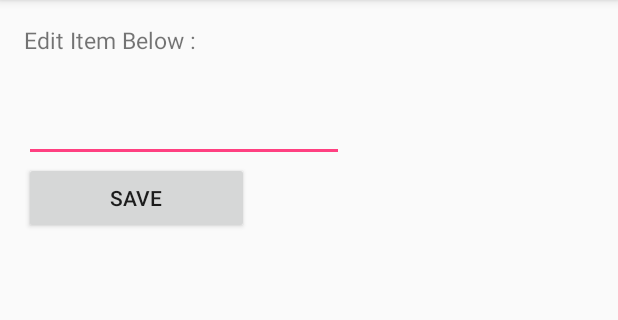
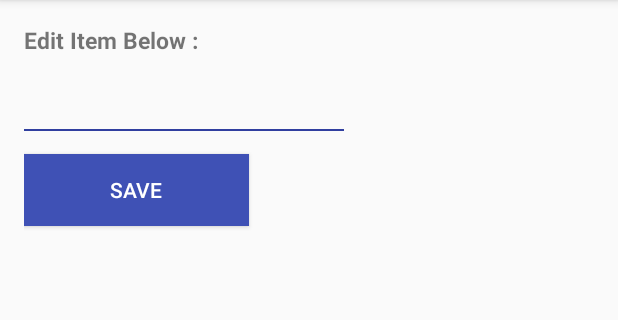
Before and after one commit to eratkarpriyanka/ListDemo, an Android app: the screen it shows after launch (EditItemActivity), after a tap on an icon or button, on a phone screen of 412 x 824 dp, the part 84-404 px from its top. Run offline under Robolectric (Android 15) with nearby library versions, the phone set to English and light mode, and no system bars; 1 other tap on this screen came first.

Commit message:
Added colors for listview items divider Changed color of bottom border of Editext Added Dialog Fragment that asks for user confirmation before deleting an item

```diff
--- a/app/src/main/java/com/codepath/listdemo/EditItemActivity.java
+++ b/app/src/main/java/com/codepath/listdemo/EditItemActivity.java
@@ -9,7 +9,9 @@ import android.view.inputmethod.InputMethodManager;
 import android.widget.Button;
 import android.widget.EditText;
 
-public class EditItemActivity extends AppCompatActivity implements View.OnClickListener {
+import com.codepath.listdemo.dialogs.DeleteItemDialog;
+
+public class EditItemActivity extends AppCompatActivity implements View.OnClickListener, DeleteItemDialog.ConfirmDeleteListener{
 
     Button btnSave;
     EditText etEditText;
@@ -52,4 +54,9 @@ public class EditItemActivity extends AppCompatActivity implements View.OnClickL
         InputMethodManager imm =(InputMethodManager)getSystemService(Context.INPUT_METHOD_SERVICE);
         imm.hideSoftInputFromWindow(view.getWindowToken(), 0);
     }
+
+    @Override
+    public void onConfirmDelete(boolean shouldDelete) {
+
+    }
 }
--- /dev/null
+++ b/app/src/main/res/drawable/edittext_border.xml
@@ -0,0 +1,17 @@
+<?xml version="1.0" encoding="utf-8"?>
+<layer-list xmlns:android="http://schemas.android.com/apk/res/android">
+
+    <item
+        android:bottom="-1dp"
+        android:left="-2dp"
+        android:right="-2dp"
+        android:top="-2dp"
+        >
+        <shape android:shape="rectangle">
+            <stroke
+                android:width="2dp"
+                android:color="@color/colorPrimaryDark" />
+        </shape>
+    </item>
+
+</layer-list>
--- a/app/src/main/res/layout/activity_edit_item.xml
+++ b/app/src/main/res/layout/activity_edit_item.xml
@@ -17,7 +17,7 @@
         android:layout_marginBottom="25dp"
         android:text="Edit Item Below : "
         android:textSize="15dp"
-        />
+        android:textStyle="bold"/>
 
     <EditText
         android:id="@+id/editText2"
@@ -26,7 +26,8 @@
         android:ems="10"
         android:imeOptions="actionDone"
         android:inputType="textMultiLine"
-        />
+        android:background="@drawable/edittext_border"
+        android:layout_marginBottom="15dp"/>
 
     <Button
         android:id="@+id/btnSave"
@@ -34,5 +35,7 @@
         android:layout_height="wrap_content"
         android:layout_marginBottom="25dp"
         android:text="Save"
+        android:textColor="@color/white"
+        android:background="@color/colorPrimary"
         />
 </LinearLayout>
--- a/app/src/main/res/values/colors.xml
+++ b/app/src/main/res/values/colors.xml
@@ -3,4 +3,6 @@
     <color name="colorPrimary">#3F51B5</color>
     <color name="colorPrimaryDark">#303F9F</color>
     <color name="colorAccent">#FF4081</color>
+    <color name="lightGrey">#cccccc</color>
+    <color name="white">#ffffff</color>
 </resources>
--- a/app/src/main/res/values/styles.xml
+++ b/app/src/main/res/values/styles.xml
@@ -3,7 +3,7 @@
     <!-- Base application theme. -->
     <style name="AppTheme" parent="Theme.AppCompat.Light.DarkActionBar">
         <!-- Customize your theme here. -->
-        <item name="colorPrimary">@color/colorPrimary</item>
+        <item name="colorPrimary">@color/colorPrimary</item>`
         <item name="colorPrimaryDark">@color/colorPrimaryDark</item>
         <item name="colorAccent">@color/colorAccent</item>
     </style>
@@ -17,4 +17,11 @@
 
     <style name="AppTheme.PopupOverlay" parent="ThemeOverlay.AppCompat.Light" />
 
+    <!-- add theme o listview-->
+    <style name="ListView" parent="@android:style/Widget.ListView">
+        <item name="android:background">@color/lightGrey</item>
+        <item name="android:cacheColorHint">@android:color/transparent</item>
+        <item name="android:listSelector">@drawable/list_item_selector</item>
+    </style>
+
 </resources>
```
Also changed, not shown: app/src/main/java/com/codepath/listdemo/MainActivity.java (+30 -8 lines), app/src/main/res/layout/activity_main.xml (+11 -3 lines).
